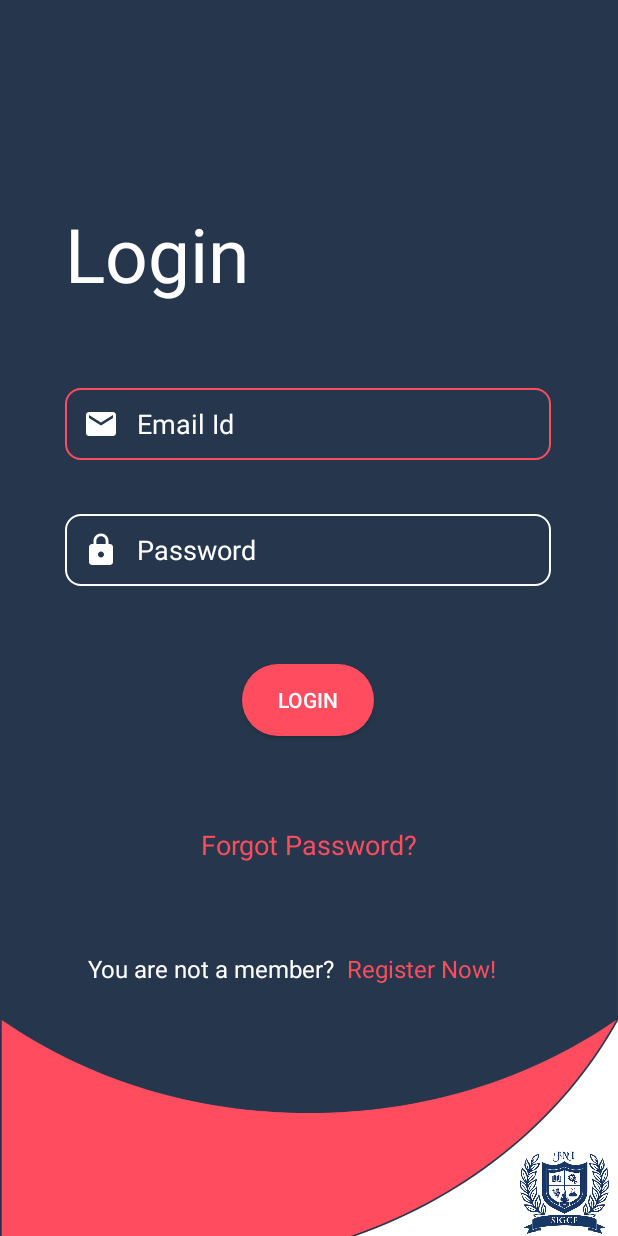
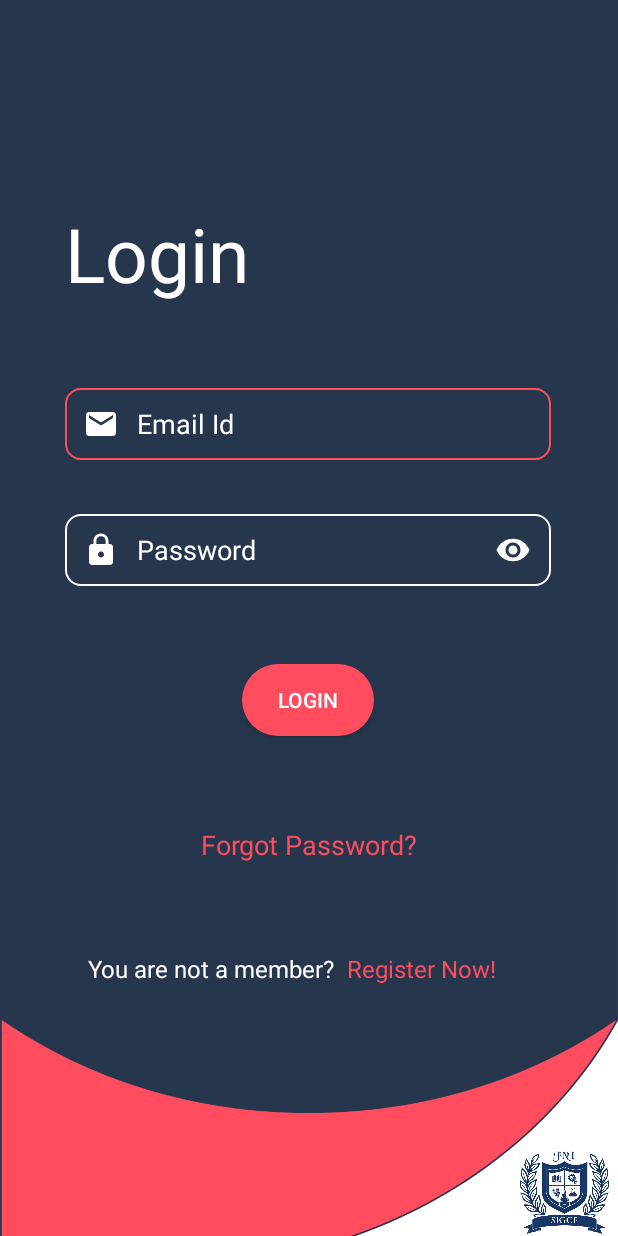
Before and after one commit to yashjariwala/CarChargerDYSM, an Android app: the LoginActivity screen opened directly, with no data from a screen before it, on a phone screen of 412 x 824 dp. Run offline under Robolectric (Android 15) with nearby library versions, the phone set to English and light mode, and no system bars; our stand-ins replace Firebase (no records; nobody signed in at launch, a user with empty details on screens opened directly); libraries missing offline, so code that uses them is left out: com.journeyapps.barcodescanner.

Commit message:
Finishing Touches for the app
Solving problems
1. Notification On Charging complete
2. Show Password on Login
3. Keyboard goes down when clicked away from input text

```diff
--- a/app/build.gradle
+++ b/app/build.gradle
@@ -41,5 +41,6 @@ dependencies {
     implementation 'com.journeyapps:zxing-android-embedded:3.4.0'
     // https://github.com/robinhood/ticker
     implementation 'com.robinhood.ticker:ticker:2.0.2'
-
+    //Notification
+    implementation "com.android.support:support-compat"
 }
--- a/app/src/main/java/com/dysm/carchargerdysm/LoginActivity.java
+++ b/app/src/main/java/com/dysm/carchargerdysm/LoginActivity.java
@@ -1,32 +1,51 @@
 package com.dysm.carchargerdysm;
 
+import android.content.Context;
 import android.content.Intent;
 import android.os.Bundle;
 import android.text.TextUtils;
+import android.text.method.HideReturnsTransformationMethod;
+import android.view.MotionEvent;
 import android.view.View;
+import android.view.inputmethod.InputMethodManager;
 import android.widget.Button;
+import android.widget.ImageView;
+import android.widget.RelativeLayout;
 import android.widget.TextView;
 import android.widget.Toast;
 
+import androidx.annotation.ContentView;
 import androidx.annotation.NonNull;
+import androidx.coordinatorlayout.widget.CoordinatorLayout;
 
 import com.google.android.gms.tasks.OnCompleteListener;
 import com.google.android.gms.tasks.Task;
 import com.google.firebase.auth.AuthResult;
 import com.google.firebase.auth.FirebaseAuth;
 import com.google.firebase.database.DatabaseReference;
-import com.google.firebase.database.FirebaseDatabase;
+import com.journeyapps.barcodescanner.Util;
+
 
 public class LoginActivity extends MainActivity {
     private TextView loginemail, loginpassword;
     private FirebaseAuth firebasAuth;
     private DatabaseReference databaseReference;
 
+
     @Override
     protected void onCreate(Bundle savedInstanceState) {
         super.onCreate(savedInstanceState);
         setContentView(R.layout.login);
         firebasAuth=FirebaseAuth.getInstance();
+
+        //Hide Keyboard
+        findViewById(android.R.id.content).setOnTouchListener(new View.OnTouchListener() {
+            public boolean onTouch(View v, MotionEvent event) {
+                InputMethodManager imm = (InputMethodManager) v.getContext().getSystemService(Context.INPUT_METHOD_SERVICE);
+                imm.hideSoftInputFromWindow(v.getWindowToken(), 0);
+                return false;
+            }
+        });
         TextView registerrnowtext = findViewById(R.id.registernoetextloginpage);
         registerrnowtext.setOnClickListener(new View.OnClickListener() {
            @Override
@@ -35,6 +54,17 @@ public class LoginActivity extends MainActivity {
                 startActivity(new Intent(LoginActivity.this,RegisterActivity.class));
             }
         });
+
+        ImageView showorhidepass = findViewById(R.id.showpassword);
+        showorhidepass.setOnClickListener(new View.OnClickListener() {
+            @Override
+            public void onClick(View v) {
+                loginpassword.setTransformationMethod(HideReturnsTransformationMethod.getInstance());
+                showorhidepass.setVisibility(View.GONE);
+            }
+        });
+
+
         TextView forgotpassword = findViewById(R.id.forgotpassword);
         forgotpassword.setOnClickListener(new View.OnClickListener() {
             @Override
@@ -62,6 +92,7 @@ public class LoginActivity extends MainActivity {
 
     }
 
+
     private void login(String login_email, String login_password) {
         firebasAuth.signInWithEmailAndPassword(login_email,login_password).addOnCompleteListener(new OnCompleteListener<AuthResult>() {
             @Override
--- a/app/src/main/java/com/dysm/carchargerdysm/stopcharging.java
+++ b/app/src/main/java/com/dysm/carchargerdysm/stopcharging.java
@@ -1,5 +1,9 @@
 package com.dysm.carchargerdysm;
 
+import android.app.NotificationChannel;
+import android.app.NotificationManager;
+import android.app.PendingIntent;
+import android.content.Context;
 import android.content.Intent;
 import android.os.Bundle;
 import android.view.View;
@@ -13,6 +17,7 @@ import android.widget.TextView;
 import android.widget.Toast;
 
 import androidx.annotation.NonNull;
+import androidx.core.app.NotificationCompat;
 
 import com.google.firebase.database.DataSnapshot;
 import com.google.firebase.database.DatabaseError;
--- /dev/null
+++ b/app/src/main/res/drawable/ic_baseline_showhidepass.xml
@@ -0,0 +1,5 @@
+<vector android:height="24dp" android:tint="#FFFFFF"
+    android:viewportHeight="24" android:viewportWidth="24"
+    android:width="24dp" xmlns:android="http://schemas.android.com/apk/res/android">
+    <path android:fillColor="@android:color/white" android:pathData="M12,4.5C7,4.5 2.73,7.61 1,12c1.73,4.39 6,7.5 11,7.5s9.27,-3.11 11,-7.5c-1.73,-4.39 -6,-7.5 -11,-7.5zM12,17c-2.76,0 -5,-2.24 -5,-5s2.24,-5 5,-5 5,2.24 5,5 -2.24,5 -5,5zM12,9c-1.66,0 -3,1.34 -3,3s1.34,3 3,3 3,-1.34 3,-3 -1.34,-3 -3,-3z"/>
+</vector>
--- a/app/src/main/res/layout/login.xml
+++ b/app/src/main/res/layout/login.xml
@@ -4,6 +4,7 @@
     xmlns:tools="http://schemas.android.com/tools"
     android:layout_width="match_parent"
     android:layout_height="match_parent"
+    android:id="@+id/loginlayoutforkeyboard"
     android:background="@drawable/bglogin">
 
     <TextView
@@ -61,6 +62,7 @@
         app:layout_constraintHorizontal_bias="0.0"
         app:layout_constraintStart_toStartOf="@+id/loginemail"
         app:layout_constraintTop_toBottomOf="@+id/loginemail" />
+
 
     <Button
         android:id="@+id/loginbutton"
@@ -128,4 +130,17 @@
         app:layout_constraintStart_toStartOf="parent"
         app:layout_constraintTop_toBottomOf="@+id/loginbutton" />
 
+    <ImageView
+        android:id="@+id/showpassword"
+        android:layout_width="wrap_content"
+        android:layout_height="wrap_content"
+        android:contentDescription="@string/showpassword"
+        app:layout_constraintBottom_toBottomOf="@+id/loginpassword"
+        app:layout_constraintEnd_toEndOf="@+id/loginpassword"
+        app:layout_constraintHorizontal_bias="0.956"
+        app:layout_constraintStart_toStartOf="@+id/loginpassword"
+        app:layout_constraintTop_toTopOf="@+id/loginpassword"
+        app:srcCompat="@drawable/ic_baseline_showhidepass" />
+
+
 </androidx.constraintlayout.widget.ConstraintLayout>
--- a/app/src/main/res/values/strings.xml
+++ b/app/src/main/res/values/strings.xml
@@ -53,4 +53,8 @@
     <string name="invoiceprice">PRICE</string>
     <string name="rechargeagain">Continue Charging</string>
     <string name="exitapp">Exit App</string>
+    <string name="channel_name">This is a test</string>
+    <string name="channel_description">This is a test description</string>
+    <string name="showidepass">showhidepass</string>
+    <string name="showpassword">showpassword</string>
 </resources>
```
Also changed, not shown: app/src/main/java/com/dysm/carchargerdysm/RegisterActivity.java (+12 -0 lines), app/src/main/java/com/dysm/carchargerdysm/invoiceshow.java (+36 -0 lines), app/src/main/res/drawable/ic__06282_200.xml (added, +18 -0 lines).
